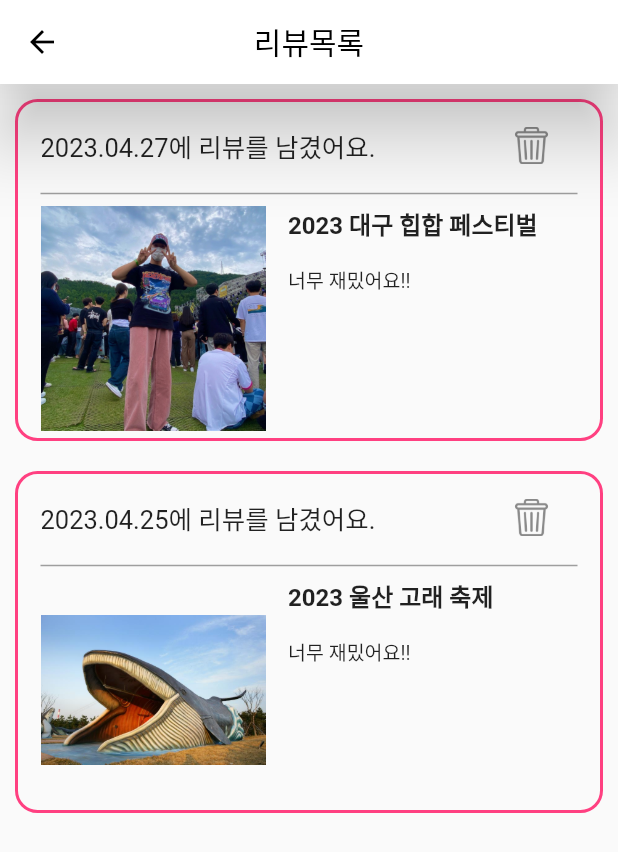
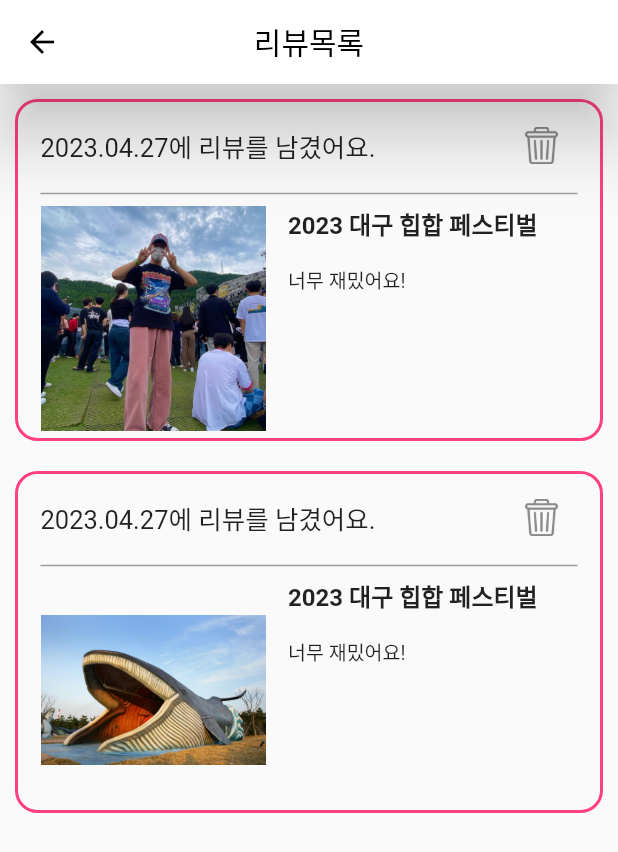
Before and after one commit to UmWooNeAh/FestivalMap, a Flutter app: the ReviewList screen opened by its route, on a phone screen of 412 x 824 dp. Shown: the top 852 px of the screen. Run offline on Flutter 3.47's test engine with Material 2 defaults, Android fonts, the phone set to English and light mode, and no system bars; our stand-ins replace carousel_slider, get; missing offline and left inert: naver_map_plugin.

Commit message:
리뷰 페이지

```diff
--- a/lib/page/ReviewList.dart
+++ b/lib/page/ReviewList.dart
@@ -1,5 +1,110 @@
 import 'package:flutter/cupertino.dart';
 import 'package:flutter/material.dart';
+
+class ReviewContainer extends StatefulWidget {
+  final int Fid;
+  final int Rid;
+  final int Uid;
+  final String RDate;
+  final String Fname;
+  final String Rname;
+  final String content;
+  final Image Rimage;
+
+  const ReviewContainer({Key? key, required this.Fid, required this.Rid
+    , required this.Uid, required this.RDate, required this.Fname, required this.Rname, required this.content,
+    required this.Rimage}) : super(key: key);
+
+  @override
+  State<ReviewContainer> createState() => _ReviewContainerState();
+}
+
+class _ReviewContainerState extends State<ReviewContainer> {
+
+  bool isWidgetVisible = true;
+
+  late int Fid;
+  late int Rid;
+  late int Uid;
+  late String RDate;
+  late String Fname;
+  late String Rname;
+  late String content;
+  late Image Rimage;
+
+  @override
+  void initState() {
+    Fid = widget.Fid;
+    Rid = widget.Rid;
+    Uid = widget.Uid;
+    RDate = widget.RDate;
+    Fname = widget.Fname;
+    Rname = widget.Rname;
+    content = widget.content;
+    Rimage = widget.Rimage;
+  }
+
+  @override
+  Widget build(BuildContext context) {
+    Divider menuDivider = Divider(
+      thickness: 1,
+      color: Colors.grey,
+    );
+
+      return Container(
+      margin: EdgeInsets.all(10),
+      padding: EdgeInsets.fromLTRB(15, 5, 15, 5),
+      decoration: BoxDecoration(
+          border: Border.all(
+            color: Colors.pinkAccent,
+            width: 2.0,
+          ),
+          borderRadius: BorderRadius.circular(15.0)
+      ),
+      child: Column(
+        children: [
+          Row(
+            mainAxisAlignment: MainAxisAlignment.spaceBetween,
+            children: [
+              Text(RDate+"에 리뷰를 남겼어요.", style: TextStyle(
+                  fontSize: 17)),
+              IconButton(
+                icon: Image.asset('assets/001-bin.png', width: 25, height: 25),
+                onPressed: () {
+                    dispose();
+                },
+                style: ElevatedButton.styleFrom(
+                  primary: Colors.transparent,
+                  elevation: 0.0,
+                  shadowColor: Colors.transparent,
+                ),
+              ),
+            ],
+          ),
+          menuDivider,
+          Row(
+            crossAxisAlignment: CrossAxisAlignment.start,
+            children: [
+              Rimage,
+              SizedBox(width: 15, height: 0),
+              Column(
+                crossAxisAlignment: CrossAxisAlignment.start,
+                children: [
+                  Text(Fname, style: TextStyle(
+                      fontWeight: FontWeight.bold, fontSize: 16)),
+                  menuDivider,
+                  Text(content, style: TextStyle(
+                      fontSize: 13)),
+                ],
+              )
+            ],
+          ),
+        ],
+      ),
+    );
+  }
+}
+
 
 class ReviewList extends StatefulWidget {
   const ReviewList({Key? key}) : super(key: key);
@@ -11,10 +116,6 @@ class ReviewList extends StatefulWidget {
 class _ReviewListState extends State<ReviewList> {
   @override
   Widget build(BuildContext context) {
-    Divider menuDivider = Divider(
-      thickness: 1,
-      color: Colors.grey,
-    );
     return Scaffold(
         appBar: AppBar(
         elevation: 20,
@@ -30,107 +131,12 @@ class _ReviewListState extends State<ReviewList> {
     ),
     body: Column(
         children: [
-          Container(
-            margin: EdgeInsets.all(10),
-            padding: EdgeInsets.fromLTRB(15, 5, 15, 5),
-            decoration: BoxDecoration(
-                border: Border.all(
-                  color: Colors.pinkAccent,
-                  width: 2.0,
-                ),
-                borderRadius: BorderRadius.circular(15.0)
-            ),
-            child: Column(
-              children: [
-                Row(
-                  children: [
-                    Text("2023.04.27에 리뷰를 남겼어요.", style: TextStyle(
-                    fontSize: 17)),
-                    SizedBox(width:80, height:0),
-                    IconButton(
-                      icon: Image.asset('assets/001-bin.png', width: 25,height: 25),
-                      onPressed: () {},
-                      style: ElevatedButton.styleFrom(
-                        primary:Colors.transparent,
-                        elevation: 0.0,
-                        shadowColor: Colors.transparent,
-                      ),
-                   ),
-                  ],
-                ),
-                menuDivider,
-                Row(
-                  crossAxisAlignment: CrossAxisAlignment.start,
-                  children: [
-                    Image(image: AssetImage("assets/DageuHipFe_Review.jpg"),
-                        width: 150,height: 150),
-                    SizedBox(width:15, height:0),
-                    Column(
-                      crossAxisAlignment: CrossAxisAlignment.start,
-                      children: [
-                        Text("2023 대구 힙합 페스티벌", style: TextStyle(
-                            fontWeight: FontWeight.bold ,fontSize: 16)),
-                        menuDivider,
-                        Text("너무 재밌어요!!", style: TextStyle(
-                            fontSize: 13)),
-                      ],
-                    )
-                  ],
-                ),
-              ],
-            ),
-          ),
-
-          Container(
-            margin: EdgeInsets.all(10),
-            padding: EdgeInsets.fromLTRB(15, 5, 15, 5),
-            decoration: BoxDecoration(
-                border: Border.all(
-                  color: Colors.pinkAccent,
-                  width: 2.0,
-                ),
-                borderRadius: BorderRadius.circular(15.0)
-            ),
-            child: Column(
-              children: [
-                Row(
-                  children: [
-                    Text("2023.04.25에 리뷰를 남겼어요.", style: TextStyle(
-                        fontSize: 17)),
-                    SizedBox(width:80, height:0),
-                    IconButton(
-                      icon: Image.asset('assets/001-bin.png', width: 25,height: 25),
-                      onPressed: () {},
-                      style: ElevatedButton.styleFrom(
-                        primary:Colors.transparent,
-                        elevation: 0.0,
-                        shadowColor: Colors.transparent,
-                      ),
-                    ),
-                  ],
-                ),
-                menuDivider,
-                Row(
-                  crossAxisAlignment: CrossAxisAlignment.start,
-                  children: [
-                    Image(image: AssetImage("assets/WhaleFe_Review.jpg"),
-                        width: 150,height: 150),
-                    SizedBox(width:15, height:0),
-                    Column(
-                      crossAxisAlignment: CrossAxisAlignment.start,
-                      children: [
-                        Text("2023 울산 고래 축제", style: TextStyle(
-                            fontWeight: FontWeight.bold ,fontSize: 16)),
-                        menuDivider,
-                        Text("너무 재밌어요!!", style: TextStyle(
-                            fontSize: 13)),
-                      ],
-                    )
-                  ],
-                ),
-              ],
-            ),
-          ),
+         ReviewContainer(Fid: 1, Rid: 1, Uid: 1, RDate: "2023.04.27", Fname: "2023 대구 힙합 페스티벌",
+           Rname: "hello", content: "너무 재밌어요!", Rimage: Image(image: AssetImage("assets/DageuHipFe_Review.jpg"),
+               width: 150, height: 150),),
+          ReviewContainer(Fid: 2, Rid: 2, Uid: 1,  RDate: "2023.04.27", Fname: "2023 대구 힙합 페스티벌",
+            Rname: "hello", content: "너무 재밌어요!", Rimage: Image(image: AssetImage("assets/WhaleFe_Review.jpg"),
+                width: 150, height: 150),),
         ],
     ),
   );
--- a/lib/page/model/HomePageCategoyButton.dart
+++ b/lib/page/model/HomePageCategoyButton.dart
@@ -29,7 +29,7 @@ class _HomePageCategoryButtonState extends State<HomePageCategoryButton> {
           width: 40, height: 40, margin: EdgeInsets.fromLTRB(20, 20, 20, 0),
           child: FilledButton(
             style: ElevatedButton.styleFrom(backgroundColor: Colors.transparent,),
-            onPressed: (){setState(() {Get.toNamed("Menu");});},
+            onPressed: (){setState(() {Get.toNamed("ReviewList");});},
             child: Container(),
           ),
         ),
```
